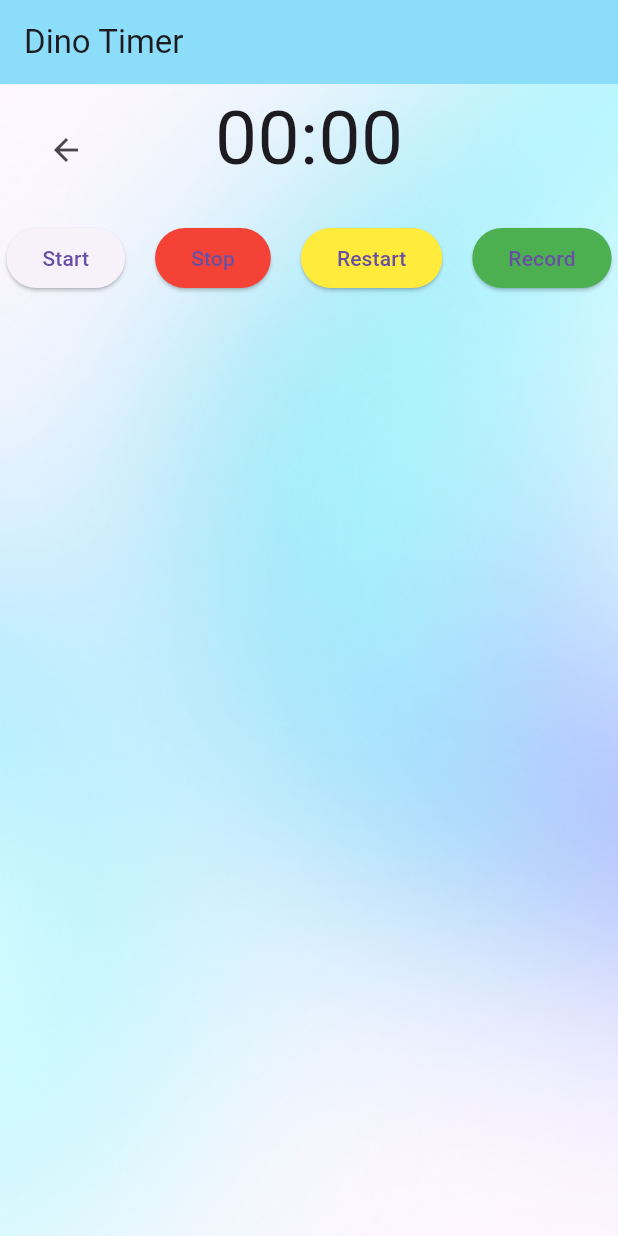
After one commit to opalphaphan/Project1Page, a Flutter app: the TimerPage screen opened directly, after a tap on "Start", after a tap on "Restart", on a phone screen of 412 x 824 dp. The commit adds this screen. Run offline on Flutter 3.47's test engine with Material 3 defaults, Android fonts, the light colour scheme and no system bars; our stand-ins replace cloud_firestore, firebase_core, google_fonts, image_picker, motion_tab_bar; accounts and stored records are empty; network calls fail.

Commit message:
opal did it again

```diff
--- a/lib/profile.dart
+++ b/lib/profile.dart
@@ -60,7 +60,6 @@ class ProfilePage extends StatelessWidget {
                   mainAxisAlignment: MainAxisAlignment.spaceEvenly,
                   children: <Widget>[
                     _buildButton(context, 'Edit'),
-                    _buildButton(context, 'Message'),
                   ],
                 ),
                 SizedBox(height: 20),
--- /dev/null
+++ b/lib/timer.dart
@@ -0,0 +1,316 @@
+
+// import 'dart:async';
+// import 'package:flutter/material.dart';
+
+// void main() => runApp(MyApp());
+
+// class MyApp extends StatelessWidget {
+//   @override
+//   Widget build(BuildContext context) {
+//     return MaterialApp(
+//       title: 'Dino Timer',
+//       theme: ThemeData(
+//         primarySwatch: Colors.blue,
+//       ),
+//       home: TimerPage(),
+//     );
+//   }
+// }
+
+// class TimerPage extends StatefulWidget {
+//   @override
+//   _TimerPageState createState() => _TimerPageState();
+// }
+
+// class _TimerPageState extends State<TimerPage> {
+//   Timer? _timer;
+//   int _seconds = 0;
+//   List<String> _recordedTimes = [];
+
+//   void _startTimer() {
+//     if (_timer != null && _timer!.isActive) return;
+//     _timer = Timer.periodic(Duration(seconds: 1), (Timer timer) {
+//       setState(() {
+//         _seconds++;
+//       });
+//     });
+//   }
+
+//   void _stopTimer() {
+//     if (_timer != null) {
+//       _timer!.cancel();
+//     }
+//   }
+
+//   void _restartTimer() {
+//     _stopTimer();
+//     setState(() {
+//       _seconds = 0;
+//     });
+//   }
+
+//   void _recordTime() {
+//     setState(() {
+//       _recordedTimes.add(_formatTime(_seconds));
+//     });
+//   }
+
+//   String _formatTime(int totalSeconds) {
+//     int minutes = totalSeconds ~/ 60;
+//     int seconds = totalSeconds % 60;
+//     return minutes.toString().padLeft(2, '0') + ':' + seconds.toString().padLeft(2, '0');
+//   }
+
+//   @override
+//   void dispose() {
+//     _timer?.cancel();
+//     super.dispose();
+//   }
+
+//   @override
+//   Widget build(BuildContext context) {
+//     return Scaffold(
+//       appBar: AppBar(
+//         title: Text('Dino Timer'),
+//         actions: <Widget>[
+//           IconButton(
+//             icon: Icon(Icons.home),
+//             onPressed: () {
+//               Navigator.pop(context);
+//             },
+//           ),
+//         ],
+//       ),
+//       body: Container(
+//         decoration: BoxDecoration(
+//           image: DecorationImage(
+//             image: AssetImage('lib/assets/bg.png'),
+//             fit: BoxFit.cover,
+//           ),
+//         ),
+//         child: Column(
+//           mainAxisAlignment: MainAxisAlignment.center,
+//           children: <Widget>[
+//             Text(
+//               _formatTime(_seconds),
+//               style: TextStyle(fontSize: 50),
+//             ),
+//             SizedBox(height: 20),
+//             Row(
+//               mainAxisAlignment: MainAxisAlignment.center,
+//               children: [
+//                 ElevatedButton(
+//                   onPressed: _startTimer,
+//                   child: Text('Start'),
+//                   style: ElevatedButton.styleFrom(
+//                     backgroundColor: Colors.blue,
+//                     shape: RoundedRectangleBorder(
+//                       borderRadius: BorderRadius.circular(20.0),
+//                     ),
+//                     elevation: 5.0,
+//                   ),
+//                 ),
+//                 SizedBox(width: 20),
+//                 ElevatedButton(
+//                   onPressed: _stopTimer,
+//                   child: Text('Stop'),
+//                   style: ElevatedButton.styleFrom(
+//                     backgroundColor: Colors.red,
+//                     shape: RoundedRectangleBorder(
+//                       borderRadius: BorderRadius.circular(20.0),
+//                     ),
+//                     elevation: 5.0,
+//                   ),
+//                 ),
+//                 SizedBox(width: 20),
+//                 ElevatedButton(
+//                   onPressed: _restartTimer,
+//                   child: Text('Restart'),
+//                   style: ElevatedButton.styleFrom(
+//                     backgroundColor: Colors.yellow,
+//                     shape: RoundedRectangleBorder(
+//                       borderRadius: BorderRadius.circular(20.0),
+//                     ),
+//                     elevation: 5.0,
+//                   ),
+//                 ),
+//                 SizedBox(width: 20),
+//                 ElevatedButton(
+//                   onPressed: _recordTime,
+//                   child: Text('Record'),
+//                   style: ElevatedButton.styleFrom(
+//                     backgroundColor: Colors.green,
+//                     shape: RoundedRectangleBorder(
+//                       borderRadius: BorderRadius.circular(20.0),
+//                     ),
+//                     elevation: 5.0,
+//                   ),
+//                 ),
+//               ],
+//             ),
+//             SizedBox(height: 20),
+//             Expanded(
+//               child: ListView.builder(
+//                 itemCount: _recordedTimes.length,
+//                 itemBuilder: (context, index) {
+//                   return ListTile(
+//                     title: Text('Record ${index + 1}: ${_recordedTimes[index]}'),
+//                   );
+//                 },
+//               ),
+//             ),
+//           ],
+//         ),
+//       ),
+//     );
+//   }
+// }
+
+import 'dart:async';
+import 'package:flutter/material.dart';
+import 'package:google_fonts/google_fonts.dart';
+void main() => runApp(MyApp());
+
+class MyApp extends StatelessWidget {
+  @override
+  Widget build(BuildContext context) {
+    return MaterialApp(
+      title: 'Dino Timer',
+      theme: ThemeData(
+        textTheme: GoogleFonts.poppinsTextTheme(),
+        primarySwatch: Colors.blue,
+      ),
+      home: TimerPage(),
+    );
+  }
+}
+
+class TimerPage extends StatefulWidget {
+  @override
+  _TimerPageState createState() => _TimerPageState();
+}
+
+class _TimerPageState extends State<TimerPage> {
+  Timer? _timer;
+  int _seconds = 0;
+  List<String> _recordedTimes = [];
+
+  void _startTimer() {
+    if (_timer != null && _timer!.isActive) return;
+    _timer = Timer.periodic(Duration(seconds: 1), (Timer timer) {
+      setState(() {
+        _seconds++;
+      });
+    });
+  }
+
+  void _stopTimer() {
+    if (_timer != null) {
+      _timer!.cancel();
+    }
+  }
+
+  void _restartTimer() {
+    _stopTimer();
+    setState(() {
+      _seconds = 0;
+    });
+  }
+
+  void _recordTime() {
+    setState(() {
+      _recordedTimes.add(_formatTime(_seconds));
+    });
+  }
+
+  String _formatTime(int totalSeconds) {
+    int minutes = totalSeconds ~/ 60;
+    int seconds = totalSeconds % 60;
+    return minutes.toString().padLeft(2, '0') + ':' + seconds.toString().padLeft(2, '0');
+  }
+
+  @override
+  void dispose() {
+    _timer?.cancel();
+    super.dispose();
+  }
+
+  @override
+  Widget build(BuildContext context) {
+    return Scaffold(
+      appBar: AppBar(
+        title: Text('Dino Timer'),
+        backgroundColor: Color.fromARGB(255, 139, 221, 250),
+      ),
+      body: Stack(
+        children: [
+          // Background image
+          Positioned.fill(
+            child: Image.asset(
+              'lib/assets/bg.png',
+              fit: BoxFit.cover,
+            ),
+          ),
+          Column(
+            mainAxisAlignment: MainAxisAlignment.center,
+            children: <Widget>[
+              Text(
+                _formatTime(_seconds),
+                style: TextStyle(fontSize: 50),
+              ),
+              SizedBox(height: 20),
+              Row(
+                mainAxisAlignment: MainAxisAlignment.center,
+                children: [
+                  ElevatedButton(
+                    onPressed: _startTimer,
+                    child: Text('Start'),
+                  ),
+                  SizedBox(width: 20),
+                  ElevatedButton(
+                    onPressed: _stopTimer,
+                    child: Text('Stop'),
+                    style: ElevatedButton.styleFrom(backgroundColor: Colors.red),
+                  ),
+                  SizedBox(width: 20),
+                  ElevatedButton(
+                    onPressed: _restartTimer,
+                    child: Text('Restart'),
+                    style: ElevatedButton.styleFrom(backgroundColor: Colors.yellow),
+                  ),
+                  SizedBox(width: 20),
+                  ElevatedButton(
+                    onPressed: _recordTime,
+                    child: Text('Record'),
+                    style: ElevatedButton.styleFrom(backgroundColor: Colors.green),
+                  ),
+                ],
+              ),
+              SizedBox(height: 20),
+              Expanded(
+                child: ListView.builder(
+                  itemCount: _recordedTimes.length,
+                  itemBuilder: (context, index) {
+                    return ListTile(
+                      title: Text('Record ${index + 1}: ${_recordedTimes[index]}'),
+                    );
+                  },
+                ),
+              ),
+            ],
+          ),
+          Positioned(
+            top: 20,
+            left: 20,
+            child: IconButton(
+              icon: Icon(Icons.arrow_back),
+              onPressed: () {
+                Navigator.pop(context);
+              },
+            ),
+          ),
+        ],
+      ),
+    );
+  }
+}
```
Also changed, not shown: pubspec.yaml (+1 -6 lines), pubspec.lock.
